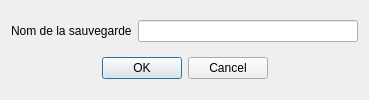
Old version of the form Load.ui in the repository CDZo/Project-Takuzu.
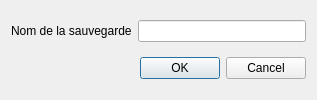
New version of the form.

Patch:
```diff
--- a/Load.ui
+++ b/Load.ui
@@ -6,7 +6,7 @@
    <rect>
     <x>0</x>
     <y>0</y>
-    <width>369</width>
+    <width>317</width>
     <height>100</height>
    </rect>
   </property>
@@ -39,6 +39,9 @@
      </property>
     </widget>
    </item>
+   <item row="0" column="1">
+    <widget class="QLineEdit" name="loadName"/>
+   </item>
    <item row="1" column="0" colspan="2">
     <widget class="QDialogButtonBox" name="buttonBox">
      <property name="orientation">
@@ -47,14 +50,8 @@
      <property name="standardButtons">
       <set>QDialogButtonBox::Cancel|QDialogButtonBox::Ok</set>
      </property>
-     <property name="centerButtons">
-      <bool>true</bool>
-     </property>
     </widget>
    </item>
-   <item row="0" column="1">
-    <widget class="QLineEdit" name="loadNameEdit"/>
-   </item>
   </layout>
  </widget>
  <resources/>
```
Left out of the diff: 35 changed lines with no effect on the pictures.
